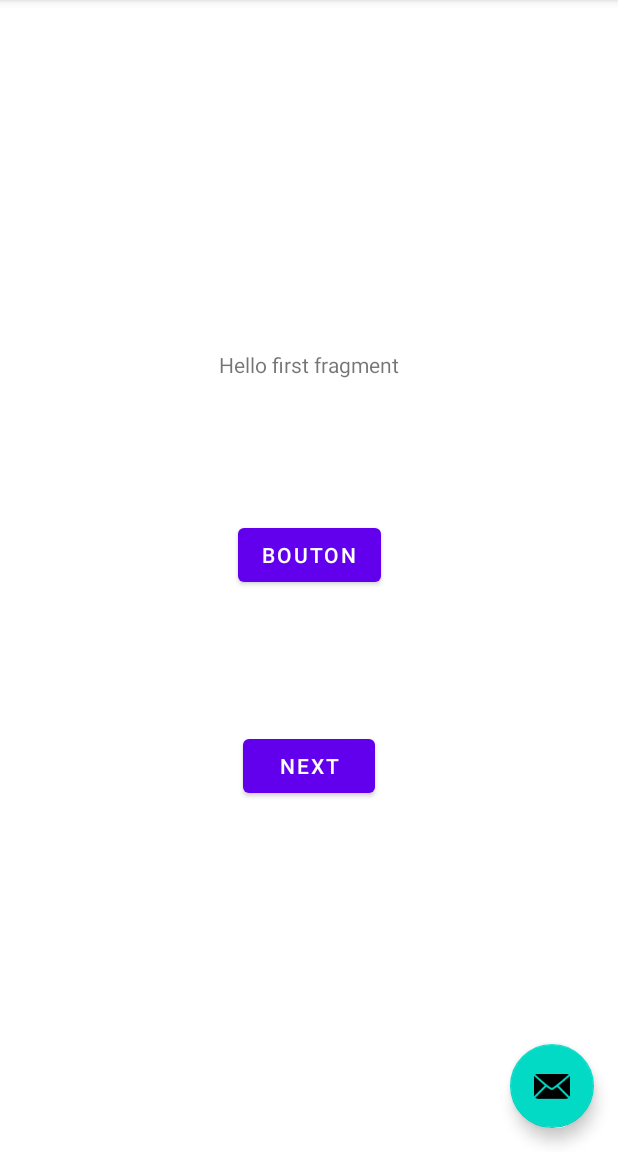
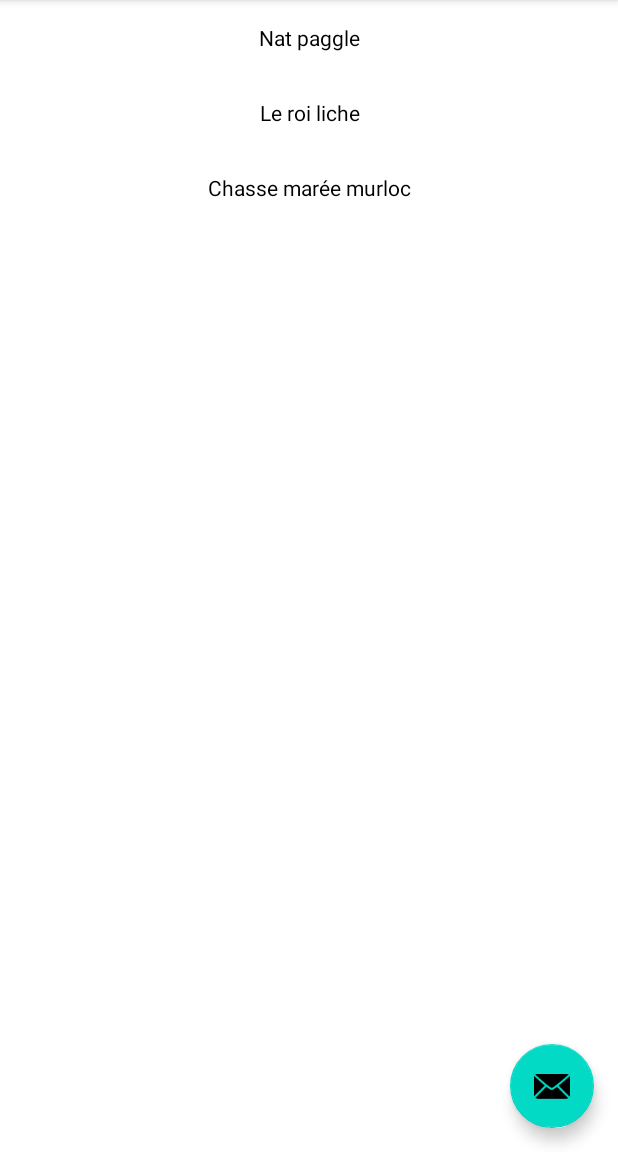
Before and after one commit to LucasDouillard/ProjetMobile3A, an Android app: the screen it shows after launch (MainActivity), on a phone screen of 412 x 824 dp, the part 84-1236 px from its top. Run offline under Robolectric (Android 15) with nearby library versions, the phone set to English and light mode, and no system bars.

Commit message:
Ajout de la RecyclerView au premier écran

```diff
--- a/app/build.gradle
+++ b/app/build.gradle
@@ -44,4 +44,7 @@ dependencies {
     testImplementation 'junit:junit:4.+'
     androidTestImplementation 'androidx.test.ext:junit:1.1.1'
     androidTestImplementation 'androidx.test.espresso:espresso-core:3.2.0'
+
+
+    implementation "androidx.recyclerview:recyclerview:1.1.0"
 }
--- a/app/src/main/java/com/example/projetmobile/FirstFragment.kt
+++ /dev/null
@@ -1,31 +0,0 @@
-package com.example.projetmobile
-
-import android.os.Bundle
-import androidx.fragment.app.Fragment
-import android.view.LayoutInflater
-import android.view.View
-import android.view.ViewGroup
-import android.widget.Button
-import androidx.navigation.fragment.findNavController
-
-/**
- * A simple [Fragment] subclass as the default destination in the navigation.
- */
-class FirstFragment : Fragment() {
-
-    override fun onCreateView(
-            inflater: LayoutInflater, container: ViewGroup?,
-            savedInstanceState: Bundle?
-    ): View? {
-        // Inflate the layout for this fragment
-        return inflater.inflate(R.layout.fragment_first, container, false)
-    }
-
-    override fun onViewCreated(view: View, savedInstanceState: Bundle?) {
-        super.onViewCreated(view, savedInstanceState)
-
-        view.findViewById<Button>(R.id.button_first).setOnClickListener {
-            findNavController().navigate(R.id.action_FirstFragment_to_SecondFragment)
-        }
-    }
-}
--- /dev/null
+++ b/app/src/main/java/com/example/projetmobile/presentation/list/Card.kt
@@ -0,0 +1,5 @@
+package com.example.projetmobile.presentation.list
+
+data class Card(
+    val name: String
+)
--- /dev/null
+++ b/app/src/main/java/com/example/projetmobile/presentation/list/CardAdapter.kt
@@ -0,0 +1,55 @@
+package com.example.projetmobile.presentation.list
+
+import android.view.LayoutInflater
+import android.view.View
+import android.view.ViewGroup
+import android.widget.TextView
+import androidx.recyclerview.widget.RecyclerView
+import com.example.projetmobile.R
+
+class CardAdapter(private var dataSet: List<Card>) :
+    RecyclerView.Adapter<CardAdapter.ViewHolder>() {
+
+    /**
+     * Provide a reference to the type of views that you are using
+     * (custom ViewHolder).
+     */
+    class ViewHolder(view: View) : RecyclerView.ViewHolder(view) {
+        val textView: TextView
+
+        init {
+            // Define click listener for the ViewHolder's View.
+            textView = view.findViewById(R.id.card_name)
+        }
+    }
+
+    fun updateList(list :List<Card>)
+    {
+        dataSet = list
+        notifyDataSetChanged()
+    }
+
+    // Create new views (invoked by the layout manager)
+    override fun onCreateViewHolder(viewGroup: ViewGroup, viewType: Int): ViewHolder {
+        // Create a new view, which defines the UI of the list item
+        val view = LayoutInflater.from(viewGroup.context)
+            .inflate(R.layout.card_item, viewGroup, false)
+
+        return ViewHolder(view)
+    }
+
+    // Replace the contents of a view (invoked by the layout manager)
+    override fun onBindViewHolder(viewHolder: ViewHolder, position: Int) {
+
+        // Get element from your dataset at this position and replace the
+        // contents of the view with that element
+        val card:Card=dataSet[position]
+        viewHolder.textView.text = card.name
+
+
+    }
+
+    // Return the size of your dataset (invoked by the layout manager)
+    override fun getItemCount() = dataSet.size
+
+}
--- /dev/null
+++ b/app/src/main/java/com/example/projetmobile/presentation/list/CardListFragment.kt
@@ -0,0 +1,51 @@
+package com.example.projetmobile.presentation.list
+
+import android.os.Bundle
+import androidx.fragment.app.Fragment
+import android.view.LayoutInflater
+import android.view.View
+import android.view.ViewGroup
+import androidx.recyclerview.widget.LinearLayoutManager
+import androidx.recyclerview.widget.RecyclerView
+import com.example.projetmobile.R
+
+/**
+ * A simple [Fragment] subclass as the default destination in the navigation.
+ */
+class CardListFragment : Fragment() {
+
+    private lateinit var recyclerView: RecyclerView
+    private val adapter = CardAdapter(listOf())
+    private val layoutManager = LinearLayoutManager(context)
+
+
+    override fun onCreateView(
+            inflater: LayoutInflater, container: ViewGroup?,
+            savedInstanceState: Bundle?
+    ): View? {
+        // Inflate the layout for this fragment
+        return inflater.inflate(R.layout.fragment_card_list, container, false)
+    }
+
+
+
+    override fun onViewCreated(view: View, savedInstanceState: Bundle?) {
+        super.onViewCreated(view, savedInstanceState)
+
+        recyclerView = view.findViewById(R.id.card_recyclerview)
+
+        recyclerView.apply {
+            layoutManager = this@CardListFragment.layoutManager
+            adapter = this@CardListFragment.adapter
+        }
+
+        val cardList = arrayListOf<Card>().apply {
+            add(Card("Nat paggle"))
+            add(Card("Le roi liche"))
+            add(Card("Chasse marée murloc"))
+        }
+
+
+        adapter.updateList(cardList)
+    }
+}
--- /dev/null
+++ b/app/src/main/res/layout/card_item.xml
@@ -0,0 +1,24 @@
+<?xml version="1.0" encoding="utf-8"?>
+<androidx.constraintlayout.widget.ConstraintLayout
+    xmlns:android="http://schemas.android.com/apk/res/android"
+    android:layout_width="match_parent"
+    android:layout_height="50dp"
+    xmlns:tools="http://schemas.android.com/tools"
+    xmlns:app="http://schemas.android.com/apk/res-auto">
+
+    <TextView
+        android:id="@+id/card_name"
+        android:layout_width="match_parent"
+        android:layout_height="wrap_content"
+        tools:text="TEST AFFICHAGE TEXTE"
+        android:textColor="@color/black"
+        android:textAlignment="center"
+        app:layout_constraintTop_toTopOf="parent"
+        app:layout_constraintStart_toStartOf="parent"
+        app:layout_constraintEnd_toEndOf="parent"
+        app:layout_constraintBottom_toBottomOf="parent"
+
+        />
+
+
+</androidx.constraintlayout.widget.ConstraintLayout>
--- /dev/null
+++ b/app/src/main/res/layout/fragment_card_list.xml
@@ -0,0 +1,21 @@
+<?xml version="1.0" encoding="utf-8"?>
+<androidx.constraintlayout.widget.ConstraintLayout xmlns:android="http://schemas.android.com/apk/res/android"
+    xmlns:app="http://schemas.android.com/apk/res-auto"
+    xmlns:tools="http://schemas.android.com/tools"
+    android:layout_width="match_parent"
+    android:layout_height="match_parent"
+    tools:context=".presentation.list.CardListFragment">
+
+
+    <androidx.recyclerview.widget.RecyclerView
+        android:id="@+id/card_recyclerview"
+        android:layout_width="match_parent"
+        android:layout_height="match_parent"
+        app:layout_constraintTop_toTopOf="parent"
+        app:layout_constraintBottom_toBottomOf="parent"
+        app:layout_constraintEnd_toEndOf="parent"
+        app:layout_constraintStart_toStartOf="parent"
+        />
+
+
+</androidx.constraintlayout.widget.ConstraintLayout>
--- a/app/src/main/res/layout/fragment_first.xml
+++ /dev/null
@@ -1,42 +0,0 @@
-<?xml version="1.0" encoding="utf-8"?>
-<androidx.constraintlayout.widget.ConstraintLayout xmlns:android="http://schemas.android.com/apk/res/android"
-    xmlns:app="http://schemas.android.com/apk/res-auto"
-    xmlns:tools="http://schemas.android.com/tools"
-    android:layout_width="match_parent"
-    android:layout_height="match_parent"
-    tools:context=".FirstFragment">
-
-    <TextView
-        android:id="@+id/textview_first"
-        android:layout_width="wrap_content"
-        android:layout_height="wrap_content"
-        android:text="@string/hello_first_fragment"
-        app:layout_constraintBottom_toTopOf="@id/button_first"
-        app:layout_constraintEnd_toEndOf="parent"
-        app:layout_constraintStart_toStartOf="parent"
-        app:layout_constraintTop_toTopOf="parent" />
-
-    <Button
-        android:id="@+id/button_first"
-        android:layout_width="wrap_content"
-        android:layout_height="wrap_content"
-        android:text="@string/next"
-        app:layout_constraintBottom_toBottomOf="parent"
-        app:layout_constraintEnd_toEndOf="parent"
-        app:layout_constraintStart_toStartOf="parent"
-        app:layout_constraintTop_toBottomOf="@id/textview_first" />
-
-
-    <Button
-        android:id="@+id/button_second"
-        android:layout_width="wrap_content"
-        android:layout_height="wrap_content"
-        android:text="BOUTON"
-        app:layout_constraintVertical_bias="0.5"
-        app:layout_constraintTop_toBottomOf="@id/textview_first"
-        app:layout_constraintEnd_toEndOf="parent"
-        app:layout_constraintStart_toStartOf="parent"
-        app:layout_constraintBottom_toTopOf="@id/button_first"
-
-        />
-</androidx.constraintlayout.widget.ConstraintLayout>
--- a/app/src/main/res/navigation/nav_graph.xml
+++ b/app/src/main/res/navigation/nav_graph.xml
@@ -3,13 +3,13 @@
     xmlns:app="http://schemas.android.com/apk/res-auto"
     xmlns:tools="http://schemas.android.com/tools"
     android:id="@+id/nav_graph"
-    app:startDestination="@id/FirstFragment">
+    app:startDestination="@id/CardListFragment">
 
     <fragment
-        android:id="@+id/FirstFragment"
-        android:name="com.example.projetmobile.FirstFragment"
+        android:id="@+id/CardListFragment"
+        android:name="com.example.projetmobile.presentation.list.CardListFragment"
         android:label="@string/first_fragment_label"
-        tools:layout="@layout/fragment_first">
+        tools:layout="@layout/fragment_card_list">
 
         <action
             android:id="@+id/action_FirstFragment_to_SecondFragment"
@@ -23,6 +23,6 @@
 
         <action
             android:id="@+id/action_SecondFragment_to_FirstFragment"
-            app:destination="@id/FirstFragment" />
+            app:destination="@id/CardListFragment" />
     </fragment>
 </navigation>
```
